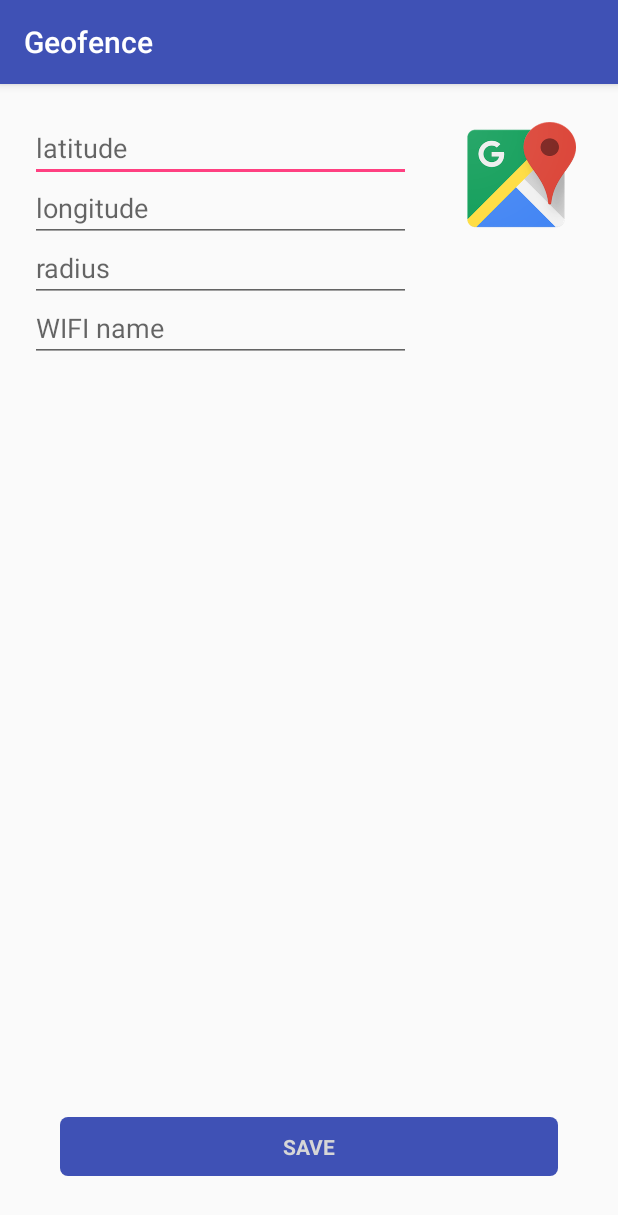
After one commit to printimo/geofence, an Android app: the AddGeofence screen opened directly, with no data from a screen before it, on a phone screen of 412 x 824 dp. The commit adds this screen. Shown: the top 1215 px of the screen. Run offline under Robolectric (Android 15) with nearby library versions, the phone set to English and light mode, and no system bars; libraries missing offline, so code that uses them is left out: com.schibstedspain.leku.

Commit message:
add geofence pick location

```diff
--- /dev/null
+++ b/app/src/main/java/com/nick/geofence/AddGeofence.java
@@ -0,0 +1,91 @@
+package com.nick.geofence;
+
+import android.content.Intent;
+import android.location.Address;
+import android.support.v7.app.AppCompatActivity;
+import android.os.Bundle;
+import android.util.Log;
+import android.view.View;
+import android.widget.EditText;
+
+import com.schibstedspain.leku.LocationPickerActivity;
+
+public class AddGeofence extends AppCompatActivity {
+
+    private static final int LOCATION = 2;
+    private EditText latitudeText;
+    private EditText longitudeText;
+    private EditText radius;
+    private EditText wifiname;
+    private View map;
+    private View save;
+
+    @Override
+    protected void onCreate(Bundle savedInstanceState) {
+        super.onCreate(savedInstanceState);
+        setContentView(R.layout.activity_add_geofence);
+
+        latitudeText = (EditText) findViewById(R.id.add_geofence_latitude);
+        longitudeText = (EditText) findViewById(R.id.add_geofence_longitude);
+        radius = (EditText) findViewById(R.id.add_geofence_radius);
+        wifiname = (EditText) findViewById(R.id.add_geofence_wifi_name);
+        map = findViewById(R.id.pick_location_button);
+        save = findViewById(R.id.add_geofence_save);
+
+        map.setOnClickListener(new View.OnClickListener() {
+            @Override
+            public void onClick(View v) {
+                Intent intent = new LocationPickerActivity.Builder()
+                        .withLocation(41.4036299, 2.1743558)
+                        .withSearchZone("es_ES")
+                        .shouldReturnOkOnBackPressed()
+                        .withStreetHidden()
+                        .withCityHidden()
+                        .withZipCodeHidden()
+                        .withSatelliteViewHidden()
+                        .build(getApplicationContext());
+
+                startActivityForResult(intent, LOCATION);
+            }
+        });
+
+        save.setOnClickListener(new View.OnClickListener() {
+            @Override
+            public void onClick(View view) {
+                Intent intent = new Intent();
+                intent.putExtra("long",Double.valueOf(longitudeText.getText().toString()));
+                intent.putExtra("lat",Double.valueOf(latitudeText.getText().toString()));
+                intent.putExtra("radius", Integer.valueOf(radius.getText().toString()));
+                intent.putExtra("wifi",wifiname.getText().toString());
+                setResult(RESULT_OK,intent);
+                finish();
+            }
+        });
+
+    }
+
+    @Override
+    protected void onActivityResult(int requestCode, int resultCode, Intent data) {
+
+        if (requestCode == LOCATION) {
+            if(resultCode == RESULT_OK){
+                double latitude = data.getDoubleExtra(LocationPickerActivity.LATITUDE, 0);
+                latitudeText.setText(String.valueOf(latitude));
+                double longitude = data.getDoubleExtra(LocationPickerActivity.LONGITUDE, 0);
+                longitudeText.setText(String.valueOf(longitude));
+//                String address = data.getStringExtra(LocationPickerActivity.LOCATION_ADDRESS);
+//                Log.d("ADDRESS****", String.valueOf(address));
+//                String postalcode = data.getStringExtra(LocationPickerActivity.ZIPCODE);
+//                Log.d("POSTALCODE****", String.valueOf(postalcode));
+//                Bundle bundle = data.getBundleExtra(LocationPickerActivity.TRANSITION_BUNDLE);
+//                Log.d("BUNDLE TEXT****", bundle.getString("test"));
+//                Address fullAddress = data.getParcelableExtra(LocationPickerActivity.ADDRESS);
+//                Log.d("FULL ADDRESS****", fullAddress.toString());
+            }
+            if (resultCode == RESULT_CANCELED) {
+                //Write your code if there's no result
+            }
+        }
+    }
+
+}
--- /dev/null
+++ b/app/src/main/res/drawable/round_blue.xml
@@ -0,0 +1,8 @@
+<?xml version="1.0" encoding="utf-8"?>
+<shape xmlns:android="http://schemas.android.com/apk/res/android">
+
+   <solid android:color="@color/colorPrimary"/>
+
+    <corners android:radius="5dp"/>
+
+</shape>
--- /dev/null
+++ b/app/src/main/res/layout/activity_add_geofence.xml
@@ -0,0 +1,75 @@
+<?xml version="1.0" encoding="utf-8"?>
+<RelativeLayout xmlns:android="http://schemas.android.com/apk/res/android"
+    xmlns:app="http://schemas.android.com/apk/res-auto"
+    xmlns:tools="http://schemas.android.com/tools"
+    android:layout_width="match_parent"
+    android:layout_height="match_parent"
+    tools:context="com.nick.geofence.AddGeofence">
+
+    <ImageView
+        android:id="@+id/pick_location_button"
+        android:layout_width="80dp"
+        android:layout_height="80dp"
+        android:src="@drawable/gmaps_icon"
+        android:layout_marginLeft="30dp"
+        android:layout_marginRight="30dp"
+        android:layout_alignBottom="@+id/add_geofence_longitude"
+        android:layout_alignParentEnd="true"
+        android:layout_marginEnd="28dp" />
+
+    <EditText
+        android:id="@+id/add_geofence_latitude"
+        android:layout_width="match_parent"
+        android:layout_height="wrap_content"
+        android:layout_marginLeft="20dp"
+        android:layout_marginTop="20dp"
+        android:hint="@string/latitude"
+        android:layout_toLeftOf="@+id/pick_location_button"
+        android:layout_marginRight="30dp"
+        />
+
+    <EditText
+        android:id="@+id/add_geofence_longitude"
+        android:layout_width="match_parent"
+        android:layout_height="wrap_content"
+        android:layout_marginLeft="20dp"
+        android:layout_marginTop="60dp"
+        android:hint="@string/longitude"
+        android:layout_toLeftOf="@+id/pick_location_button"
+        android:layout_marginRight="30dp"/>
+
+    <EditText
+        android:id="@+id/add_geofence_radius"
+        android:layout_width="match_parent"
+        android:layout_height="wrap_content"
+        android:layout_marginLeft="20dp"
+        android:layout_marginTop="100dp"
+        android:hint="@string/radius"
+        android:layout_toLeftOf="@+id/pick_location_button"
+        android:layout_marginRight="30dp"/>
+
+    <EditText
+        android:id="@+id/add_geofence_wifi_name"
+        android:layout_width="match_parent"
+        android:layout_height="wrap_content"
+        android:layout_marginLeft="20dp"
+        android:layout_marginTop="140dp"
+        android:hint="@string/wifi_name"
+        android:layout_toLeftOf="@+id/pick_location_button"
+        android:layout_marginRight="30dp"
+        />
+
+    <TextView
+        android:id="@+id/add_geofence_save"
+        android:layout_width="match_parent"
+        android:layout_height="wrap_content"
+        android:layout_alignParentBottom="true"
+        android:background="@drawable/round_blue"
+        android:layout_margin="40dp"
+        android:text="@string/SAVE"
+        android:gravity="center"
+        android:textColor="@color/white"
+        android:padding="10dp"
+        android:textStyle="bold"/>
+
+</RelativeLayout>
--- a/app/src/main/res/values/strings.xml
+++ b/app/src/main/res/values/strings.xml
@@ -1,3 +1,10 @@
 <resources>
     <string name="app_name">Geofence</string>
+    <string name="latitude">latitude</string>
+    <string name="longitude">longitude</string>
+    <string name="wifi_name">WIFI name</string>
+    <string name="pick_location_on_maps">Pick location on Google Maps</string>
+    <string name="radius">radius</string>
+    <string name="title_activity_maps">Map</string>
+    <string name="SAVE">SAVE</string>
 </resources>
```
Also changed, not shown: app/build.gradle (+9 -7 lines), app/src/debug/res/values/google_maps_api.xml (added, +26 -0 lines), app/src/main/AndroidManifest.xml (+46 -0 lines), app/src/main/java/com/nick/geofence/MainActivity.java (+15 -0 lines), app/src/main/java/com/nick/geofence/MapsActivity.java (added, +46 -0 lines), app/src/main/res/layout/activity_maps.xml (added, +8 -0 lines), 1 other file.
